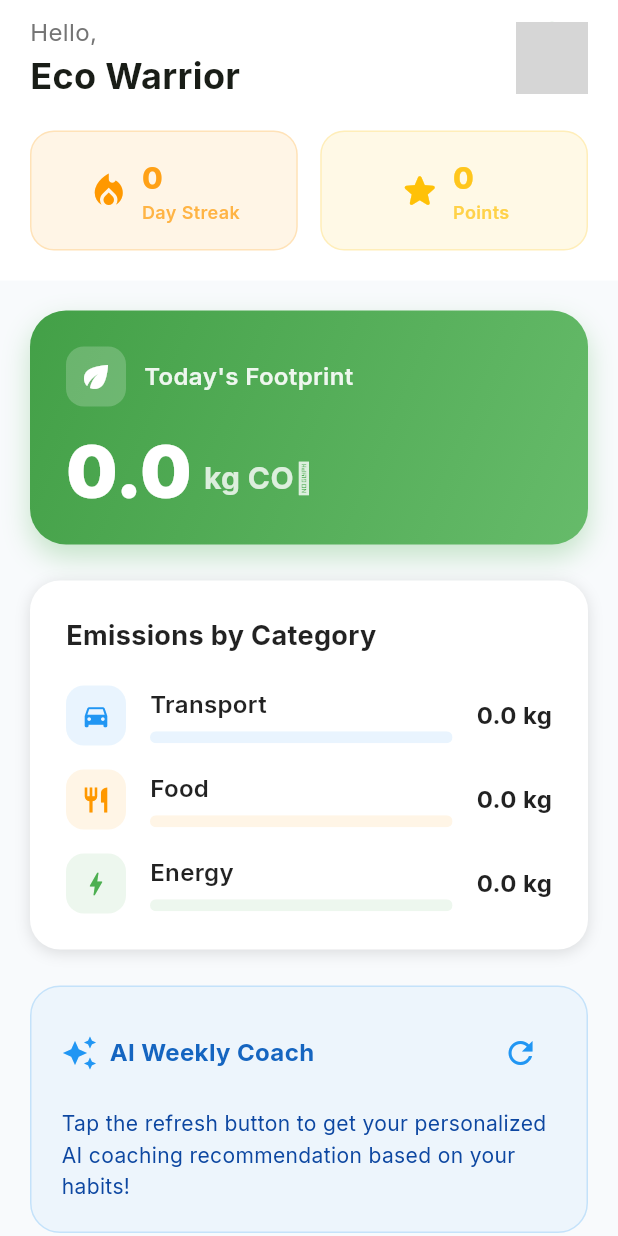
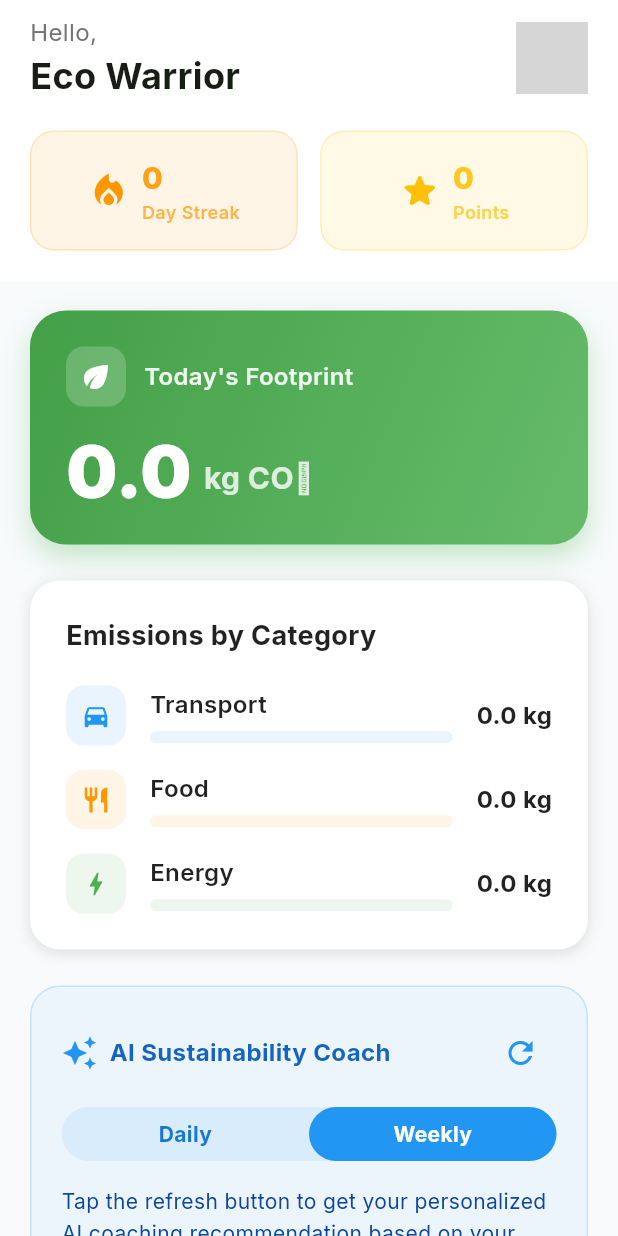
Before and after one commit to Minniefo/co2-footprint-tracker, a Flutter app: the HomeDashboard screen opened directly, after a tap on the "refresh" icon, on a phone screen of 412 x 824 dp. Run offline on Flutter 3.47's test engine with Material 3 defaults, Android fonts, the phone set to English and light mode, and no system bars; our stand-ins replace cloud_firestore, curved_navigation_bar, firebase_auth, firebase_core, firebase_storage, flutter_dotenv and 6 more; accounts and stored records are empty; network calls fail; grey boxes are pictures that could not be loaded.

Commit message:
Implemented to give suggestions for daily footprint as well

```diff
--- a/co2_footprint_tracker/lib/providers/ai_recommendation_provider.dart
+++ b/co2_footprint_tracker/lib/providers/ai_recommendation_provider.dart
@@ -10,24 +10,37 @@ final aiRecommendationServiceProvider = Provider<AiRecommendationService>((ref)
   return AiRecommendationService(firestore, activityService);
 });
 
+class AiRecommendationTabNotifier extends Notifier<String> {
+  @override
+  String build() => 'weekly';
+
+  void setTab(String tab) {
+    state = tab;
+  }
+}
+
+final aiRecommendationTabProvider = NotifierProvider<AiRecommendationTabNotifier, String>(AiRecommendationTabNotifier.new);
+
 class AiRecommendationNotifier extends AsyncNotifier<AiRecommendation?> {
   @override
   Future<AiRecommendation?> build() async {
     final user = ref.watch(authStateChangesProvider).value;
+    final type = ref.watch(aiRecommendationTabProvider);
     if (user == null) return null;
 
     final service = ref.read(aiRecommendationServiceProvider);
-    return await service.getOrGenerateRecommendation(user.uid, 'weekly', forceRefresh: false);
+    return await service.getOrGenerateRecommendation(user.uid, type, forceRefresh: false);
   }
 
   Future<void> refreshRecommendation() async {
     final user = ref.read(firebaseAuthProvider).currentUser;
+    final type = ref.read(aiRecommendationTabProvider);
     if (user == null) return;
 
     state = const AsyncLoading();
     state = await AsyncValue.guard(() async {
       final service = ref.read(aiRecommendationServiceProvider);
-      return await service.getOrGenerateRecommendation(user.uid, 'weekly', forceRefresh: true);
+      return await service.getOrGenerateRecommendation(user.uid, type, forceRefresh: true);
     });
   }
 }
--- a/co2_footprint_tracker/lib/screens/home/home_screen.dart
+++ b/co2_footprint_tracker/lib/screens/home/home_screen.dart
@@ -445,6 +445,7 @@ class HomeDashboard extends ConsumerWidget {
 
   Widget _buildAiInsights(WidgetRef ref) {
     final aiState = ref.watch(aiRecommendationProvider);
+    final selectedTab = ref.watch(aiRecommendationTabProvider);
 
     return Container(
       width: double.infinity,
@@ -465,7 +466,7 @@ class HomeDashboard extends ConsumerWidget {
                   const Icon(Icons.auto_awesome, color: Colors.blue),
                   const SizedBox(width: 8),
                   Text(
-                    'AI Weekly Coach',
+                    'AI Sustainability Coach',
                     style: GoogleFonts.inter(
                       fontSize: 16,
                       fontWeight: FontWeight.bold,
@@ -483,6 +484,59 @@ class HomeDashboard extends ConsumerWidget {
             ],
           ),
           const SizedBox(height: 12),
+          Container(
+            decoration: BoxDecoration(
+              color: Colors.blue.withValues(alpha: 0.1),
+              borderRadius: BorderRadius.circular(25),
+            ),
+            child: Row(
+              children: [
+                Expanded(
+                  child: GestureDetector(
+                    onTap: () => ref.read(aiRecommendationTabProvider.notifier).setTab('daily'),
+                    child: Container(
+                      padding: const EdgeInsets.symmetric(vertical: 8),
+                      decoration: BoxDecoration(
+                        color: selectedTab == 'daily' ? Colors.blue : Colors.transparent,
+                        borderRadius: BorderRadius.circular(25),
+                      ),
+                      child: Center(
+                        child: Text(
+                          'Daily',
+                          style: GoogleFonts.inter(
+                            fontWeight: FontWeight.bold,
+                            color: selectedTab == 'daily' ? Colors.white : Colors.blue.shade700,
+                          ),
+                        ),
+                      ),
+                    ),
+                  ),
+                ),
+                Expanded(
+                  child: GestureDetector(
+                    onTap: () => ref.read(aiRecommendationTabProvider.notifier).setTab('weekly'),
+                    child: Container(
+                      padding: const EdgeInsets.symmetric(vertical: 8),
+                      decoration: BoxDecoration(
+                        color: selectedTab == 'weekly' ? Colors.blue : Colors.transparent,
+                        borderRadius: BorderRadius.circular(25),
+                      ),
+                      child: Center(
+                        child: Text(
+                          'Weekly',
+                          style: GoogleFonts.inter(
+                            fontWeight: FontWeight.bold,
+                            color: selectedTab == 'weekly' ? Colors.white : Colors.blue.shade700,
+                          ),
+                        ),
+                      ),
+                    ),
+                  ),
+                ),
+              ],
+            ),
+          ),
+          const SizedBox(height: 16),
           aiState.when(
             loading: () => const Padding(
               padding: EdgeInsets.symmetric(vertical: 20),
@@ -524,7 +578,7 @@ class HomeDashboard extends ConsumerWidget {
                       const SizedBox(height: 16),
                     ],
                     if (goal.isNotEmpty) ...[
-                      Text('Weekly Goal:', style: GoogleFonts.inter(fontSize: 14, fontWeight: FontWeight.bold, color: Colors.blue.shade800)),
+                      Text('${selectedTab == 'weekly' ? 'Weekly' : 'Daily'} Goal:', style: GoogleFonts.inter(fontSize: 14, fontWeight: FontWeight.bold, color: Colors.blue.shade800)),
                       const SizedBox(height: 8),
                       Container(
                         padding: const EdgeInsets.all(12),
--- a/co2_footprint_tracker/lib/services/ai_recommendation_service.dart
+++ b/co2_footprint_tracker/lib/services/ai_recommendation_service.dart
@@ -97,7 +97,7 @@ Return EXACTLY in this JSON format:
 {
   "summary": "1 short sentence identifying top emission sources",
   "actions": ["1st personalized action", "2nd personalized action", "3rd personalized action"],
-  "goal": "1 realistic weekly goal"
+  "goal": "1 realistic ${type} goal"
 }
     '''.trim();
 
```
